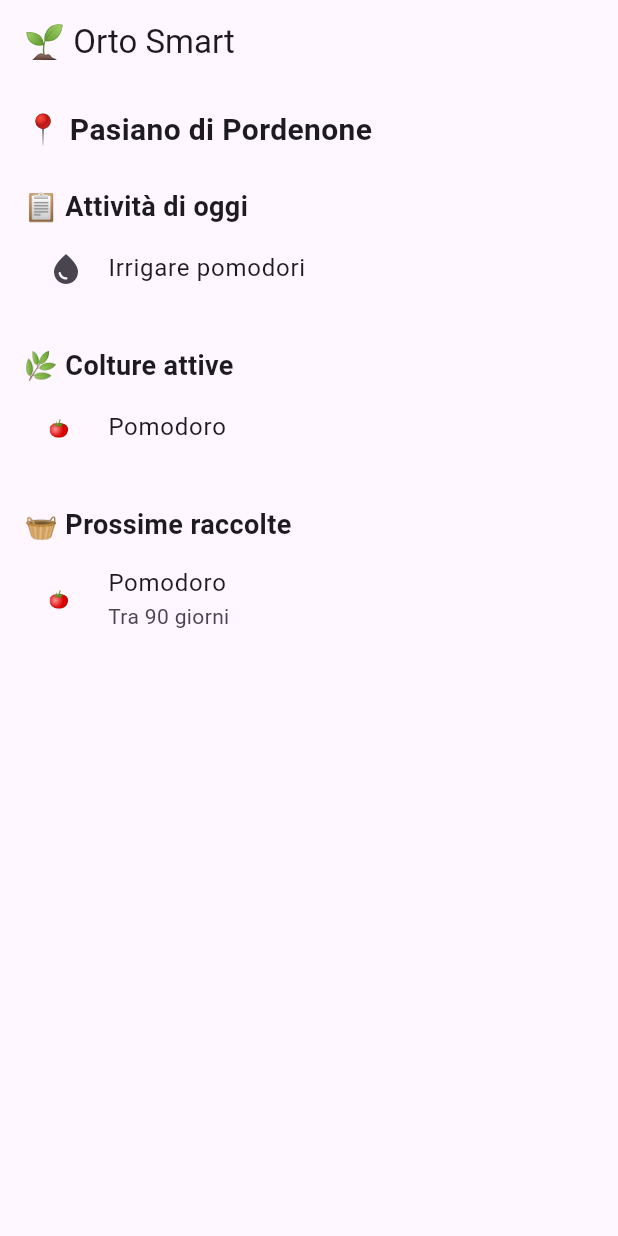
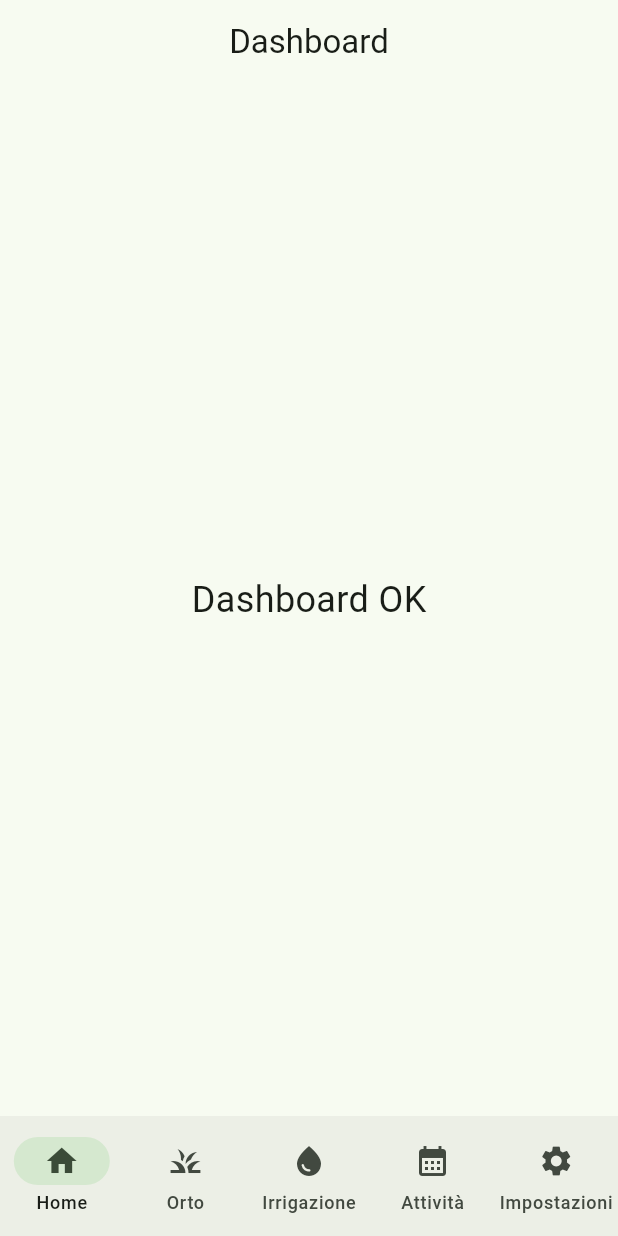
Before and after one commit to ortosmart/orto-smart, a Flutter app: the screen it shows after launch, on a phone screen of 412 x 824 dp. Run offline on Flutter 3.47's test engine with Material 3 defaults, Android fonts, the phone set to English and light mode, and no system bars; our stand-ins replace supabase_flutter; accounts and stored records are empty.

Commit message:
Prima versione di Orto Smart con Supabase

```diff
--- a/orto_app/lib/main.dart
+++ b/orto_app/lib/main.dart
@@ -1,6 +1,13 @@
-import 'package:flutter/material.dart';
 import 'package:supabase_flutter/supabase_flutter.dart';
 import 'supabase_config.dart';
+
+import 'package:flutter/material.dart';
+
+import 'pages/dashboard_page.dart';
+import 'pages/garden_page.dart';
+import 'pages/irrigation_page.dart';
+import 'pages/activities_page.dart';
+import 'pages/settings_page.dart';
 
 Future<void> main() async {
   WidgetsFlutterBinding.ensureInitialized();
@@ -21,79 +28,78 @@ class OrtoSmartApp extends StatelessWidget {
     return MaterialApp(
       title: 'Orto Smart',
       debugShowCheckedModeBanner: false,
+      theme: ThemeData(
+        colorSchemeSeed: Colors.green,
+        useMaterial3: true,
+      ),
       home: const HomePage(),
     );
   }
 }
 
-class HomePage extends StatelessWidget {
+class HomePage extends StatefulWidget {
   const HomePage({super.key});
+
+  @override
+  State<HomePage> createState() => _HomePageState();
+}
+
+class _HomePageState extends State<HomePage> {
+  int _selectedIndex = 0;
+
+  final List<Widget> _pages = const [
+    DashboardPage(),
+    GardenPage(),
+    IrrigationPage(),
+    ActivitiesPage(),
+    SettingsPage(),
+  ];
+
+  final List<String> _titles = const [
+    'Dashboard',
+    'Orto',
+    'Irrigazione',
+    'Attività',
+    'Impostazioni',
+  ];
 
   @override
   Widget build(BuildContext context) {
     return Scaffold(
       appBar: AppBar(
-        title: const Text('🌱 Orto Smart'),
+        title: Text(_titles[_selectedIndex]),
+        centerTitle: true,
       ),
-      body: Padding(
-        padding: const EdgeInsets.all(16),
-        child: ListView(
-          children: const [
-            Text(
-              '📍 Pasiano di Pordenone',
-              style: TextStyle(
-                fontSize: 20,
-                fontWeight: FontWeight.bold,
+      body: _pages[_selectedIndex],
+      bottomNavigationBar: NavigationBar(
+        selectedIndex: _selectedIndex,
+        destinations: const [
+          NavigationDestination(
+            icon: Icon(Icons.home),
+            label: 'Home',
           ),
+          NavigationDestination(
+            icon: Icon(Icons.grass),
+            label: 'Orto',
           ),
-
-            SizedBox(height: 24),
-
-            Text(
-              '📋 Attività di oggi',
-              style: TextStyle(
-                fontSize: 18,
-                fontWeight: FontWeight.bold,
+          NavigationDestination(
+            icon: Icon(Icons.water_drop),
+            label: 'Irrigazione',
           ),
+          NavigationDestination(
+            icon: Icon(Icons.calendar_month),
+            label: 'Attività',
           ),
-
-            ListTile(
-              leading: Icon(Icons.water_drop),
-              title: Text('Irrigare pomodori'),
-            ),
-
-            SizedBox(height: 24),
-
-            Text(
-              '🌿 Colture attive',
-              style: TextStyle(
-                fontSize: 18,
-                fontWeight: FontWeight.bold,
-              ),
-            ),
-
-            ListTile(
-              leading: Text('🍅'),
-              title: Text('Pomodoro'),
-            ),
-
-            SizedBox(height: 24),
-
-            Text(
-              '🧺 Prossime raccolte',
-              style: TextStyle(
-                fontSize: 18,
-                fontWeight: FontWeight.bold,
-              ),
-            ),
-
-            ListTile(
-              leading: Text('🍅'),
-              title: Text('Pomodoro'),
-              subtitle: Text('Tra 90 giorni'),
+          NavigationDestination(
+            icon: Icon(Icons.settings),
+            label: 'Impostazioni',
           ),
         ],
-        ),
+        onDestinationSelected: (index) {
+          setState(() {
+            _selectedIndex = index;
+          });
+        },
       ),
     );
   }
--- /dev/null
+++ b/orto_app/lib/pages/dashboard_page.dart
@@ -0,0 +1,15 @@
+import 'package:flutter/material.dart';
+
+class DashboardPage extends StatelessWidget {
+  const DashboardPage({super.key});
+
+  @override
+  Widget build(BuildContext context) {
+    return const Center(
+      child: Text(
+        "Dashboard OK",
+        style: TextStyle(fontSize: 24),
+      ),
+    );
+  }
+}
```
Also changed, not shown: orto_app/lib/models/garden.dart (added, +31 -0 lines), orto_app/lib/pages/activities_page.dart (added, +15 -0 lines), orto_app/lib/pages/garden_page.dart (added, +15 -0 lines), orto_app/lib/pages/home_page.dart (added, +23 -0 lines), orto_app/lib/pages/irrigation_page.dart (added, +15 -0 lines), orto_app/lib/pages/settings_page.dart (added, +15 -0 lines), orto_app/lib/repositories/garden_repository.dart (added, +21 -0 lines), orto_app/lib/widgets/dashboard/garden_card.dart (added, +38 -0 lines), 4 other files. Lines whose indentation alone changed are shown as unchanged.
